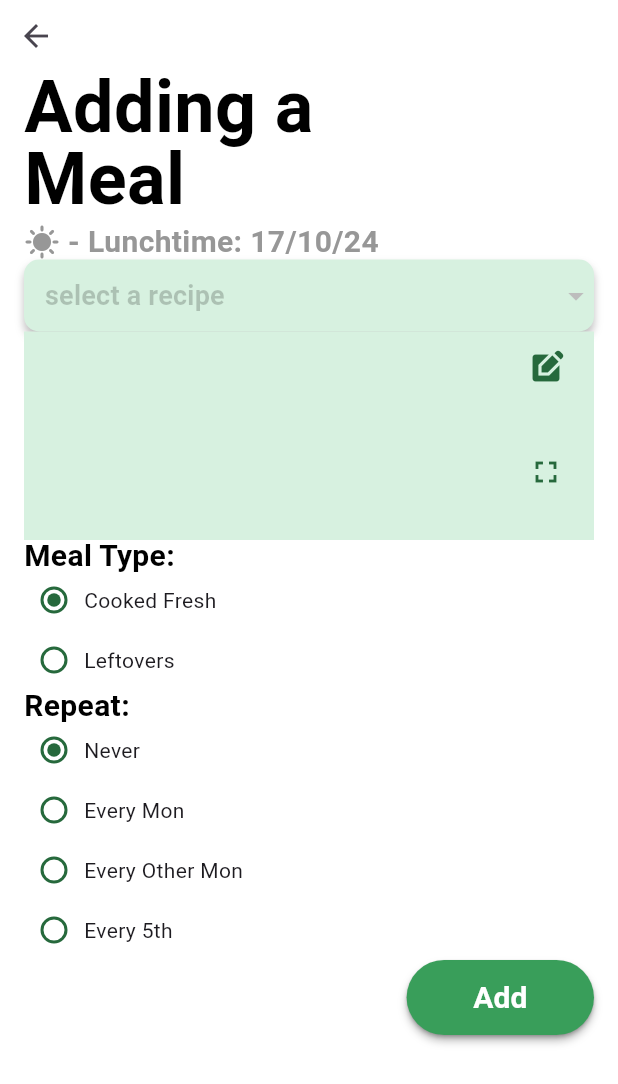
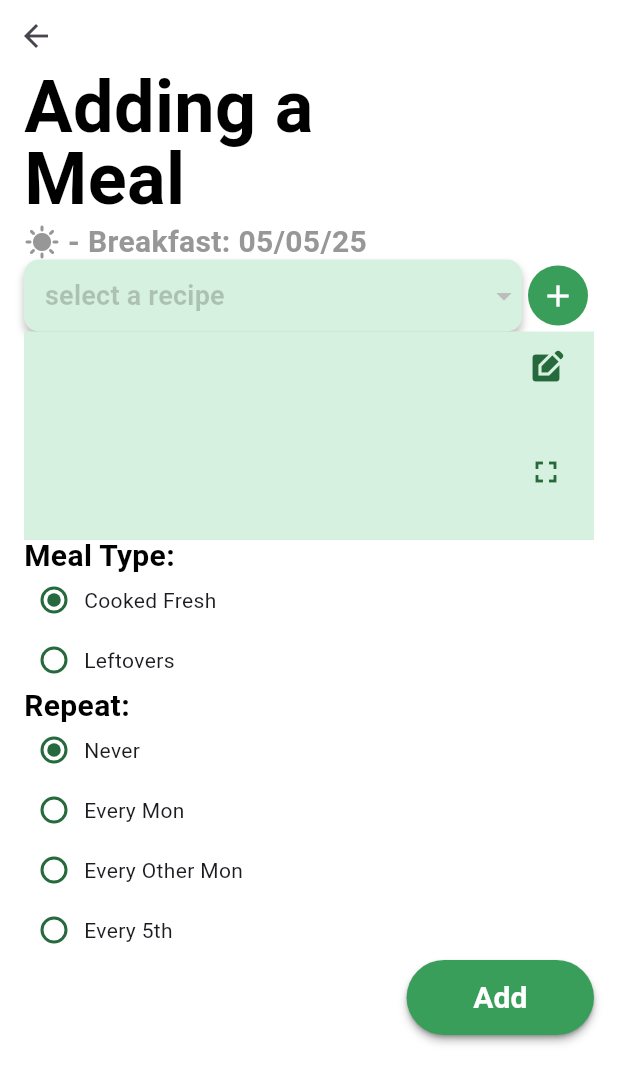
Before and after one commit to Reuben-Shaw/fresh_planner, a Flutter app: the AddMealPage screen opened directly with empty values, on a phone screen of 412 x 824 dp. Shown: the top 1084 px of the screen. Run offline on Flutter 3.47's test engine with Material 3 defaults, Android fonts, the phone set to English and light mode, and no system bars.

Commit message:
Began work on linking pages together

```diff
--- a/lib/ui/pages/calendar/add_meal_page.dart
+++ b/lib/ui/pages/calendar/add_meal_page.dart
@@ -5,6 +5,7 @@ import 'package:fresh_planner/source/enums/time_of_day.dart';
 import 'package:fresh_planner/source/objects/ingredient.dart';
 import 'package:fresh_planner/source/objects/recipe.dart';
 import 'package:fresh_planner/source/objects/user.dart';
+import 'package:fresh_planner/ui/pages/shared/recipe_page.dart';
 import 'package:fresh_planner/ui/styles/button_styles.dart';
 import 'package:fresh_planner/ui/styles/radiobutton_styles.dart';
 import 'package:fresh_planner/ui/styles/text_field_styles.dart';
@@ -85,12 +86,15 @@ class _AddMealPageState extends State<AddMealPage> {
                             color: Color(0xFF979797),
                           ),
                           Text(
-                            " - Lunchtime: 17/10/24",
+                            " - ${widget.time.standardName}: ${DateFormat("dd/MM/yy").format(widget.day)}",
                             style: AppTextStyles.subTitle,
                           ),
                         ],
                       ),
-                      Container(
+                      Row(
+                        children: <Widget>[
+                          Expanded(
+                            child: Container(
                               decoration: AppTextFieldStyles.dropShadowWithColour,
                               child: DropdownButton(
                                 items: widget.recipes.map((r) {
@@ -108,6 +112,30 @@ class _AddMealPageState extends State<AddMealPage> {
                                   style: AppTextStyles.hint,
                                 ),
                               ),
+                            ),
+                          ),
+                          IconButton(
+                            onPressed: () async {
+                              final result = await Navigator.push(
+                                context,
+                                MaterialPageRoute(builder: (context) => RecipePage(user: widget.user, ingredients: widget.ingredients, recipes: widget.recipes, calendarDB: _calendarDB,)),
+                              );
+                              if (result is! Recipe) return;
+                              setState(() {
+                                widget.recipes.add(result);
+                                widget.recipes.sort();
+                                _recipeDropdownValue = result;
+                              });
+                            },
+                            style: ButtonStyle(
+                              backgroundColor: WidgetStateProperty.all<Color>(Color(0xFF399E5A)),
+                            ),
+                            icon: Icon(
+                              Icons.add,
+                              color: Colors.white,
+                            ),
+                          ),
+                        ],
                       ),
                       Container(
                         color: Color(0xFFd7f1e0),
--- a/lib/ui/pages/login_page.dart
+++ b/lib/ui/pages/login_page.dart
@@ -5,6 +5,7 @@ import 'package:fresh_planner/source/database/database_user.dart';
 import 'package:fresh_planner/source/enums/time_of_day.dart';
 import 'package:fresh_planner/source/objects/recipe.dart';
 import 'package:fresh_planner/ui/pages/calendar/add_meal_page.dart';
+import 'package:fresh_planner/ui/pages/calendar/calendar_page.dart';
 import 'package:fresh_planner/ui/pages/main_page.dart';
 import 'package:fresh_planner/ui/pages/shared/ingredients_page.dart';
 import 'package:fresh_planner/ui/pages/shared/recipe_page.dart';
@@ -75,9 +76,10 @@ class _LoginPageState extends State<LoginPage> {
     recipeData.sort();
     Navigator.push(
       context,
+      MaterialPageRoute(builder: (context) => CalendarPage(user: userData.$2!, ingredients: ingredientData, recipes: recipeData,)),
       //MaterialPageRoute(builder: (context) => IngredientsPage(user: userData.$2!, ingredients: ingredientData,)),
       //MaterialPageRoute(builder: (context) => RecipePage(user: userData.$2!, ingredients: ingredientData, recipes: recipeData, calendarDB: DatabaseCalendar(),)),
-      MaterialPageRoute(builder: (context) => AddMealPage(user: userData.$2!, ingredients: ingredientData, recipes: recipeData, day: DateTime(2025, 05, 16), time: TimeOfDay.lunch,)),
+      //MaterialPageRoute(builder: (context) => AddMealPage(user: userData.$2!, ingredients: ingredientData, recipes: recipeData, day: DateTime(2025, 05, 16), time: TimeOfDay.lunch,)),
     );
   }
 
```
Also changed, not shown: lib/ui/pages/calendar/calendar_page.dart (+23 -6 lines). Lines whose indentation alone changed are shown as unchanged.
